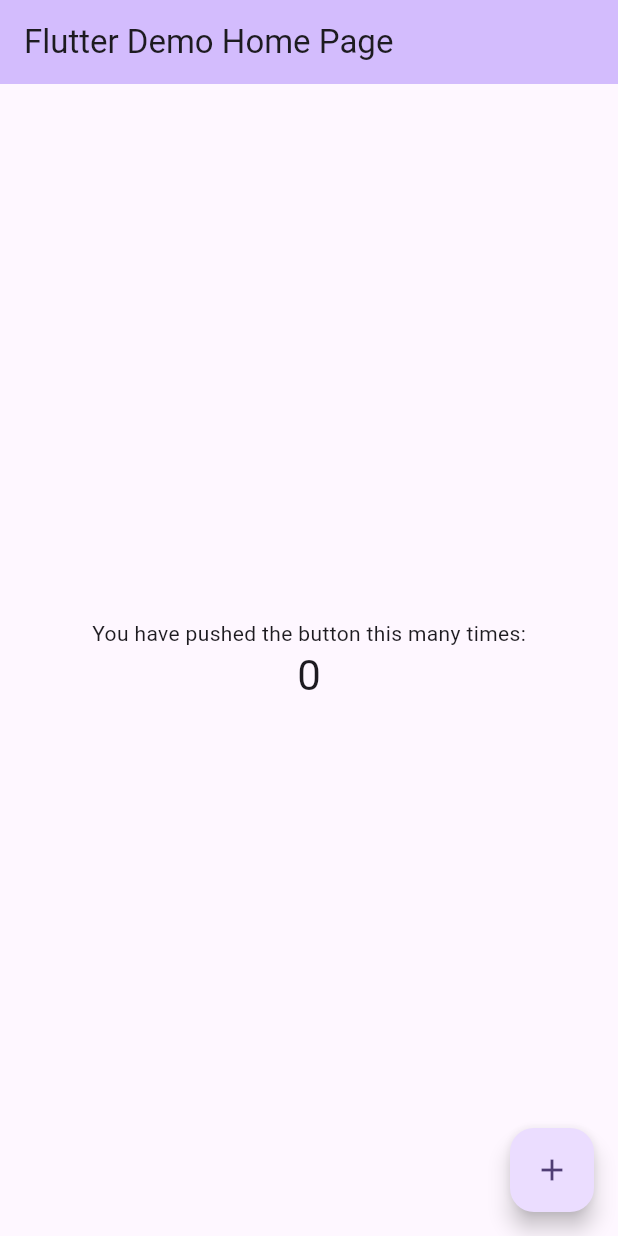
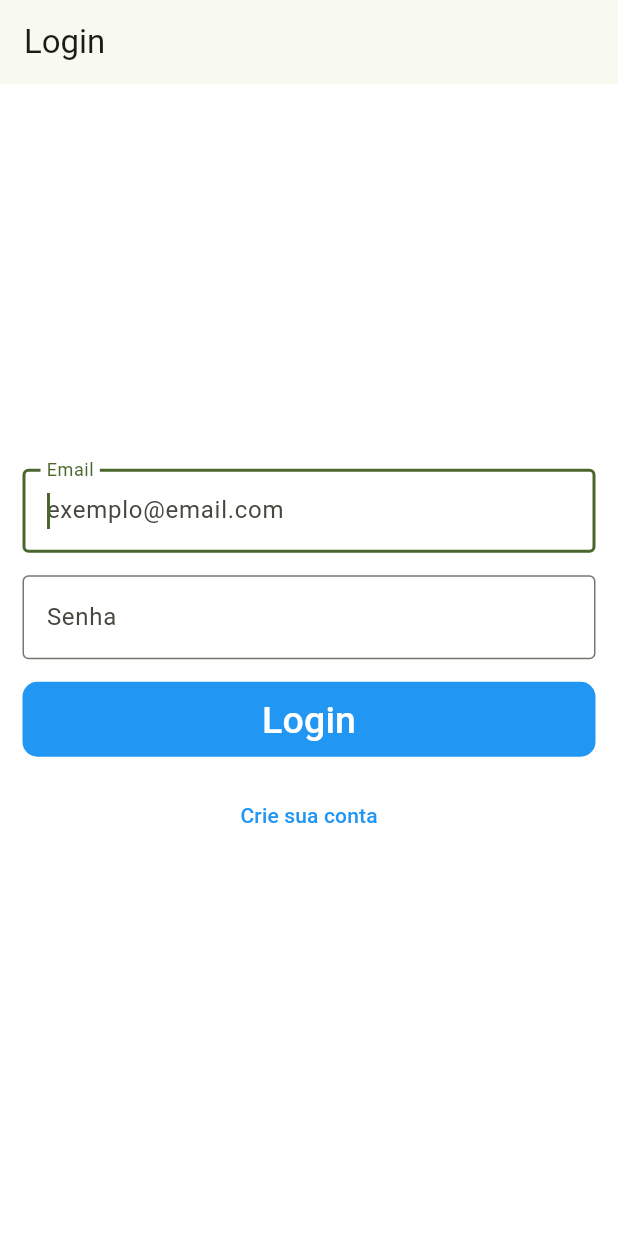
Before and after one commit to JeanSilveiraJS/context-based-device-tracker, a Flutter app: the screen it shows after launch, on a phone screen of 412 x 824 dp. Run offline on Flutter 3.47's test engine with Material 3 defaults, Android fonts, the phone set to English and light mode, and no system bars; our stand-ins replace google_maps_flutter.

Commit message:
Adição das primeiras telas

```diff
--- a/lib/main.dart
+++ b/lib/main.dart
@@ -1,4 +1,5 @@
 import 'package:flutter/material.dart';
+import 'package:gps_device_manager/screens/Login.dart';
 
 void main() {
   runApp(const MyApp());
@@ -7,119 +8,14 @@ void main() {
 class MyApp extends StatelessWidget {
   const MyApp({super.key});
 
-  // This widget is the root of your application.
-  @override
   Widget build(BuildContext context) {
     return MaterialApp(
-      title: 'Flutter Demo',
-      theme: ThemeData(
-        // This is the theme of your application.
-        //
-        // TRY THIS: Try running your application with "flutter run". You'll see
-        // the application has a purple toolbar. Then, without quitting the app,
-        // try changing the seedColor in the colorScheme below to Colors.green
-        // and then invoke "hot reload" (save your changes or press the "hot
-        // reload" button in a Flutter-supported IDE, or press "r" if you used
-        // the command line to start the app).
-        //
-        // Notice that the counter didn't reset back to zero; the application
-        // state is not lost during the reload. To reset the state, use hot
-        // restart instead.
-        //
-        // This works for code too, not just values: Most code changes can be
-        // tested with just a hot reload.
-        colorScheme: ColorScheme.fromSeed(seedColor: Colors.deepPurple),
-        useMaterial3: true,
-      ),
-      home: const MyHomePage(title: 'Flutter Demo Home Page'),
+        title: 'Flutter Demo',
+        theme: ThemeData(
+          colorScheme: ColorScheme.fromSeed(seedColor: Colors.lightGreen, secondary: Colors.lightGreenAccent),
+          useMaterial3: true,
+        ),
+        home: const Login()
     );
   }
 }
-
-class MyHomePage extends StatefulWidget {
-  const MyHomePage({super.key, required this.title});
-
-  // This widget is the home page of your application. It is stateful, meaning
-  // that it has a State object (defined below) that contains fields that affect
-  // how it looks.
-
-  // This class is the configuration for the state. It holds the values (in this
-  // case the title) provided by the parent (in this case the App widget) and
-  // used by the build method of the State. Fields in a Widget subclass are
-  // always marked "final".
-
-  final String title;
-
-  @override
-  State<MyHomePage> createState() => _MyHomePageState();
-}
-
-class _MyHomePageState extends State<MyHomePage> {
-  int _counter = 0;
-
-  void _incrementCounter() {
-    setState(() {
-      // This call to setState tells the Flutter framework that something has
-      // changed in this State, which causes it to rerun the build method below
-      // so that the display can reflect the updated values. If we changed
-      // _counter without calling setState(), then the build method would not be
-      // called again, and so nothing would appear to happen.
-      _counter++;
-    });
-  }
-
-  @override
-  Widget build(BuildContext context) {
-    // This method is rerun every time setState is called, for instance as done
-    // by the _incrementCounter method above.
-    //
-    // The Flutter framework has been optimized to make rerunning build methods
-    // fast, so that you can just rebuild anything that needs updating rather
-    // than having to individually change instances of widgets.
-    return Scaffold(
-      appBar: AppBar(
-        // TRY THIS: Try changing the color here to a specific color (to
-        // Colors.amber, perhaps?) and trigger a hot reload to see the AppBar
-        // change color while the other colors stay the same.
-        backgroundColor: Theme.of(context).colorScheme.inversePrimary,
-        // Here we take the value from the MyHomePage object that was created by
-        // the App.build method, and use it to set our appbar title.
-        title: Text(widget.title),
-      ),
-      body: Center(
-        // Center is a layout widget. It takes a single child and positions it
-        // in the middle of the parent.
-        child: Column(
-          // Column is also a layout widget. It takes a list of children and
-          // arranges them vertically. By default, it sizes itself to fit its
-          // children horizontally, and tries to be as tall as its parent.
-          //
-          // Column has various properties to control how it sizes itself and
-          // how it positions its children. Here we use mainAxisAlignment to
-          // center the children vertically; the main axis here is the vertical
-          // axis because Columns are vertical (the cross axis would be
-          // horizontal).
-          //
-          // TRY THIS: Invoke "debug painting" (choose the "Toggle Debug Paint"
-          // action in the IDE, or press "p" in the console), to see the
-          // wireframe for each widget.
-          mainAxisAlignment: MainAxisAlignment.center,
-          children: <Widget>[
-            const Text(
-              'You have pushed the button this many times:',
-            ),
-            Text(
-              '$_counter',
-              style: Theme.of(context).textTheme.headlineMedium,
-            ),
-          ],
-        ),
-      ),
-      floatingActionButton: FloatingActionButton(
-        onPressed: _incrementCounter,
-        tooltip: 'Increment',
-        child: const Icon(Icons.add),
-      ), // This trailing comma makes auto-formatting nicer for build methods.
-    );
-  }
-}
--- /dev/null
+++ b/lib/screens/Login.dart
@@ -0,0 +1,89 @@
+import 'package:flutter/material.dart';
+
+import 'Home.dart';
+
+class Login extends StatefulWidget {
+  const Login({super.key});
+
+  @override
+  State<Login> createState() => _LoginState();
+}
+
+class _LoginState extends State<Login> {
+
+  final _formKey = GlobalKey<FormState>();
+
+  @override
+  Widget build(BuildContext context) {
+    return  Scaffold(
+      backgroundColor: Colors.white,
+      appBar: AppBar(
+        title: Text("Login"),
+      ),
+      body: Center(
+        child: SingleChildScrollView(
+          child: Form(
+            key: _formKey,
+            child: Column(
+              children: <Widget>[
+                Padding(
+                  padding: EdgeInsets.symmetric(horizontal: 15),
+                  child:  TextFormField(
+                    autofocus: true,
+                    validator: (valor){
+                      if(valor == null || valor.isEmpty){
+                        return 'Digite um email válido';
+                      }
+                      return null;
+                    },
+                    decoration: const InputDecoration(
+                        border: OutlineInputBorder(),
+                        labelText: 'Email',
+                        hintText: 'exemplo@email.com'),
+                  ),
+                ),
+                Padding(
+                  padding: const EdgeInsets.only(
+                      left: 15.0, right: 15.0, top: 15, bottom: 0),
+                  //padding: EdgeInsets.symmetric(horizontal: 15),
+                  child:  TextFormField(
+                    obscureText: true,
+                    decoration: const InputDecoration(
+                        border: OutlineInputBorder(),
+                        labelText: 'Senha'),
+                  ),
+                ),
+                Container(
+                  height: 50,
+                  margin: const EdgeInsets.all(15),
+                  width: double.maxFinite,
+                  decoration: BoxDecoration(
+                      color: Colors.blue, borderRadius: BorderRadius.circular(10)),
+                  child: TextButton(
+                    onPressed: () {
+                      if(_formKey.currentState!.validate()){
+                        Navigator.push(
+                            context, MaterialPageRoute(builder: (_) => Home()));
+                      }
+                    },
+                    child: const Text(
+                      'Login',
+                      style: TextStyle(color: Colors.white, fontSize: 25),
+                    ),
+                  ),
+                ),
+                TextButton(onPressed: (){
+                  Navigator.push(
+                      context, MaterialPageRoute(builder: (_) => Home()));
+                },
+                    child: const Text('Crie sua conta',
+                      style:  TextStyle(color: Colors.blue),
+                    ))
+              ],
+            ),
+          ),
+        ),
+      ),
+    );
+  }
+}
```
Also changed, not shown: lib/screens/Home.dart (added, +182 -0 lines), lib/screens/Situacao.dart (added, +111 -0 lines).
